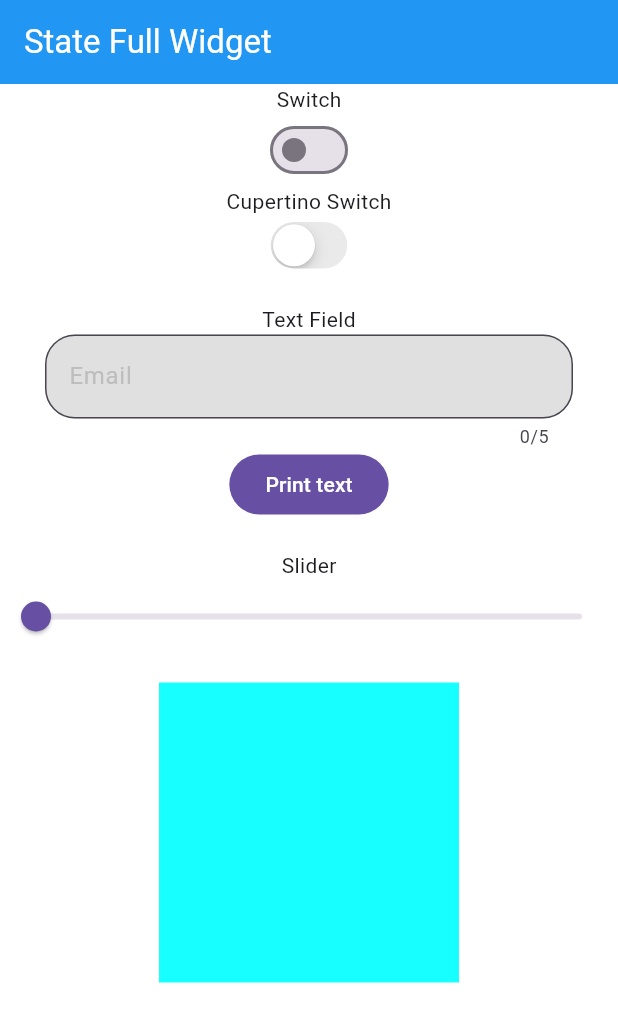
After one commit to VishishtaDilsara/first-flutter-app, a Flutter app: the screen it shows after launch, on a phone screen of 412 x 824 dp. The commit adds this screen. Shown: the top 1022 px of the screen. Run offline on Flutter 3.47's test engine with Material 3 defaults, Android fonts, the phone set to English and light mode, and no system bars.

Commit message:
Switch, Text Field, Slider, State Full Widget

```diff
--- a/lib/main.dart
+++ b/lib/main.dart
@@ -1,7 +1,8 @@
 import 'package:first_flutter_app/screens/home_page.dart';
+import 'package:first_flutter_app/screens/statefull_ex.dart';
 import 'package:flutter/material.dart';
 
-void main(){
+void main() {
   runApp(MyApp());
 }
 
@@ -13,6 +14,8 @@ class MyApp extends StatelessWidget {
   @override
   Widget build(BuildContext context) {
     return MaterialApp(
-      home: HomePage());
+      debugShowCheckedModeBanner: false,
+      home: StateFullWidgetExample(),
+    );
   }
 }
--- /dev/null
+++ b/lib/screens/statefull_ex.dart
@@ -0,0 +1,107 @@
+import 'package:flutter/cupertino.dart';
+import 'package:flutter/material.dart';
+
+class StateFullWidgetExample extends StatefulWidget {
+  const StateFullWidgetExample({super.key});
+
+  @override
+  State<StateFullWidgetExample> createState() => _StateFullWidgetExampleState();
+}
+
+class _StateFullWidgetExampleState extends State<StateFullWidgetExample> {
+  bool isSwitchOn = false;
+  TextEditingController emailController = TextEditingController();
+  double radius = 0;
+
+  @override
+  Widget build(BuildContext context) {
+    return Scaffold(
+      backgroundColor: Colors.white,
+      appBar: AppBar(
+        title: Text('State Full Widget'),
+        backgroundColor: Colors.blue,
+        foregroundColor: Colors.white,
+      ),
+      body: Center(
+        child: Column(
+          children: [
+            Text('Switch'),
+            Switch(
+              value: isSwitchOn,
+              onChanged: (value) {
+                setState(() {
+                  isSwitchOn = value;
+                  print(value);
+                });
+              },
+            ),
+            Text('Cupertino Switch'),
+            CupertinoSwitch(
+              value: isSwitchOn,
+              onChanged: (value) {
+                setState(() {
+                  isSwitchOn = value;
+                });
+              },
+            ),
+            SizedBox(height: 20),
+            Text('Text Field'),
+            Padding(
+              padding: EdgeInsetsGeometry.symmetric(horizontal: 30),
+              child: TextField(
+                controller: emailController,
+                keyboardType: TextInputType.phone,
+                maxLength: 5,
+                cursorColor: Colors.green,
+                decoration: InputDecoration(
+                  fillColor: Colors.grey.shade300,
+                  filled: true,
+                  label: Text(
+                    'Email',
+                    style: TextStyle(color: Colors.grey.shade400),
+                  ),
+                  border: OutlineInputBorder(
+                    borderRadius: BorderRadius.all(Radius.circular(20)),
+                  ),
+                ),
+              ),
+            ),
+
+            FilledButton(
+              onPressed: () {
+                print(emailController.text);
+              },
+              child: Text('Print text'),
+            ),
+
+            SizedBox(height: 20),
+
+            Text('Slider'),
+
+            Slider(
+              value: radius,
+              min: 0,
+              max: 100,
+              onChanged: (value) {
+                setState(() {
+                  radius = value;
+                });
+              },
+            ),
+
+            SizedBox(height: 20),
+
+            Container(
+              height: 200,
+              width: 200,
+              decoration: BoxDecoration(
+                color: Colors.cyanAccent,
+                borderRadius: BorderRadius.all(Radius.circular(radius)),
+              ),
+            ),
+          ],
+        ),
+      ),
+    );
+  }
+}
```
